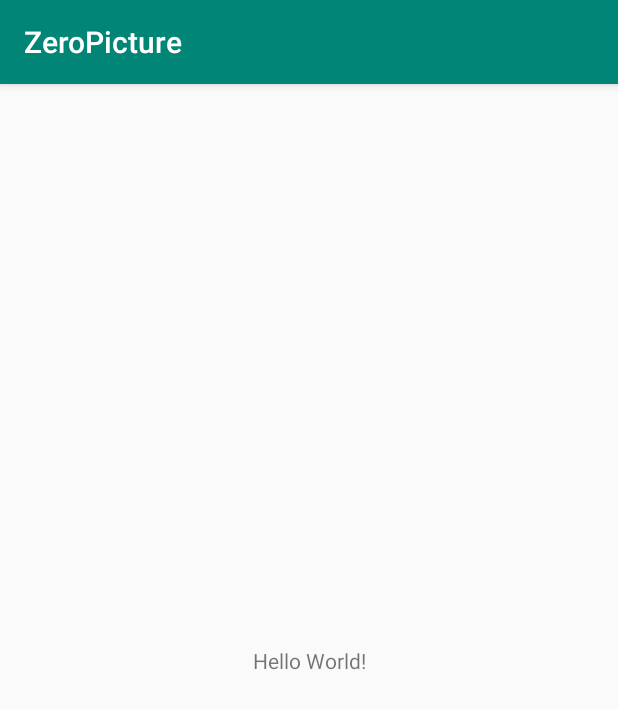
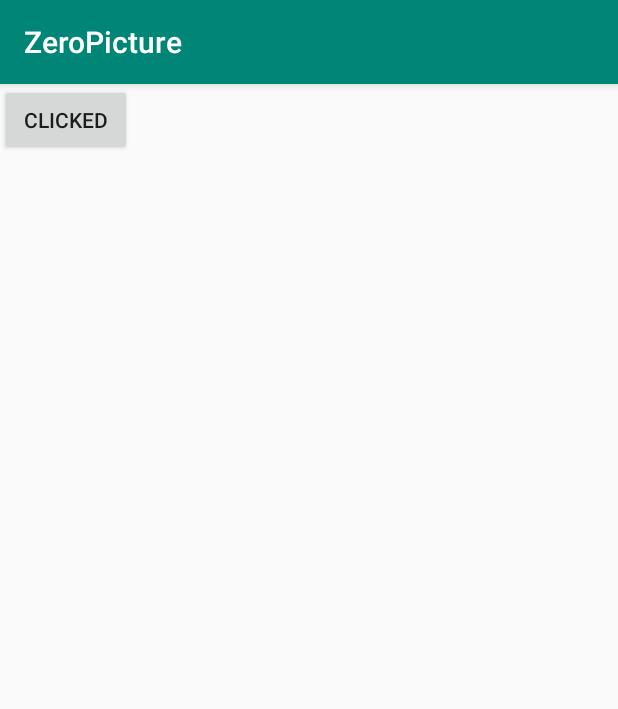
Before and after one commit to zhoumeng1990/ZeroPicture, an Android app: the screen it shows after launch (MainActivity), on a phone screen of 412 x 824 dp. Shown: the top 709 px of the screen. Run offline under Robolectric (Android 15) with nearby library versions, the phone set to English and light mode, and no system bars; 1 statement that could not run was skipped.

Commit message:
添加示例，popop显示

```diff
--- a/app/src/main/java/com/zero/picture/MainActivity.kt
+++ b/app/src/main/java/com/zero/picture/MainActivity.kt
@@ -1,12 +1,23 @@
 package com.zero.picture
 
 import android.os.Bundle
+import android.view.View
 import androidx.appcompat.app.AppCompatActivity
+import com.zero.picture.popup.PicturePopup
+import kotlinx.android.synthetic.main.activity_main.*
 
-class MainActivity : AppCompatActivity() {
+class MainActivity : AppCompatActivity() , View.OnClickListener{
+    private val picturePopup = PicturePopup(this,this)
+    override fun onClick(v: View) {
+        when {
+            v.id == R.id.btn_photo ->{picturePopup.dismiss()}
+            v.id == R.id.btn_album ->{picturePopup.dismiss()}
+        }
+    }
 
     override fun onCreate(savedInstanceState: Bundle?) {
         super.onCreate(savedInstanceState)
         setContentView(R.layout.activity_main)
+        btn_click.setOnClickListener { picturePopup.show() }
     }
 }
--- a/app/src/main/res/layout/activity_main.xml
+++ b/app/src/main/res/layout/activity_main.xml
@@ -1,19 +1,15 @@
 <?xml version="1.0" encoding="utf-8"?>
-<android.support.constraint.ConstraintLayout
+<LinearLayout
         xmlns:android="http://schemas.android.com/apk/res/android"
         xmlns:tools="http://schemas.android.com/tools"
-        xmlns:app="http://schemas.android.com/apk/res-auto"
         android:layout_width="match_parent"
         android:layout_height="match_parent"
         tools:context=".MainActivity">
 
-    <TextView
+    <Button
+            android:id="@+id/btn_click"
             android:layout_width="wrap_content"
             android:layout_height="wrap_content"
-            android:text="Hello World!"
-            app:layout_constraintBottom_toBottomOf="parent"
-            app:layout_constraintLeft_toLeftOf="parent"
-            app:layout_constraintRight_toRightOf="parent"
-            app:layout_constraintTop_toTopOf="parent"/>
+            android:text="clicked"/>
 
-</android.support.constraint.ConstraintLayout>
+</LinearLayout>
--- a/app/src/main/res/layout/pop_picture.xml
+++ b/app/src/main/res/layout/pop_picture.xml
@@ -15,7 +15,7 @@
         android:orientation="vertical"
         android:layout_alignParentBottom="true">
         <Button
-            android:id="@+id/icon_btn_camera"
+            android:id="@+id/btn_photo"
             android:layout_width="match_parent"
             android:layout_height="wrap_content"
             android:background="@drawable/shape_btn_top"
@@ -26,14 +26,14 @@
             android:layout_height="1dp"
             android:background="#66000000"/>
         <Button
-            android:id="@+id/icon_btn_select"
+            android:id="@+id/btn_album"
             android:layout_width="match_parent"
             android:layout_height="wrap_content"
             android:background="@drawable/shape_btn_bottom"
             android:textColor="#40cab3"
             android:text="从相册选择"/>
         <Button
-            android:id="@+id/icon_btn_cancel"
+            android:id="@+id/btn_cancel"
             android:layout_width="match_parent"
             android:layout_height="wrap_content"
             android:layout_marginTop="10dp"
--- /dev/null
+++ b/settings.gradle
@@ -0,0 +1 @@
+include ':app', ':libraryforphoto'
```
Also changed, not shown: app/src/main/java/com/zero/picture/popup/PicturePopup.java (renamed from app/src/main/java/com/zero/picture/popup/PhotoPopupWindow.java, +19 -23 lines), build.gradle (added, +27 -0 lines), gradle/wrapper/gradle-wrapper.properties (added).
